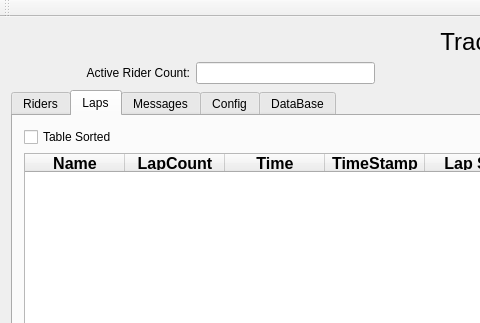
Old version of the form src/fcvtc/mainwindow.ui in the repository icunning/fcvtc; both pictures show x 0 to 480 and y 0 to 323 of the 940 by 735 pixel window.
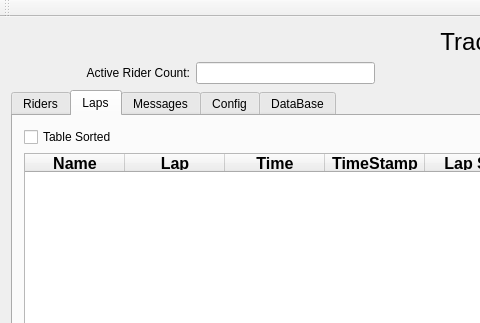
New version of the form. The open tabs and pages were chosen to show the change.

What changed in the file:
```diff
--- a/src/fcvtc/mainwindow.ui
+++ b/src/fcvtc/mainwindow.ui
@@ -295,7 +295,7 @@
           </column>
           <column>
            <property name="text">
-            <string>LapCount</string>
+            <string>Lap</string>
            </property>
            <property name="font">
             <font>
```
Left out of the diff: 2 changed lines with no effect on the pictures.
